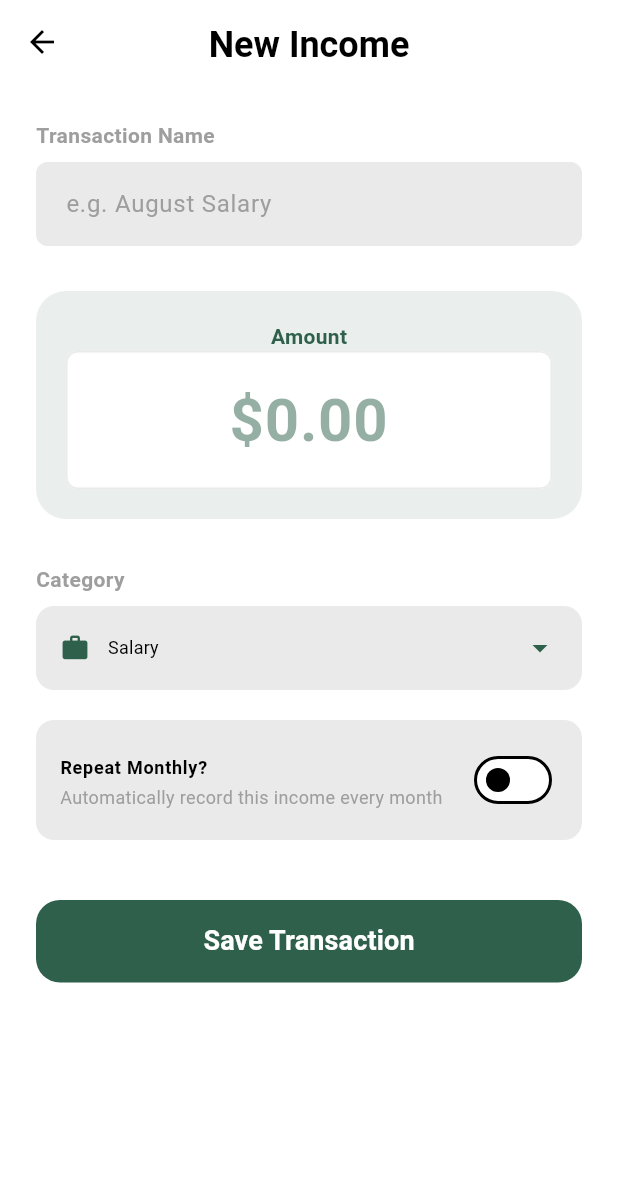
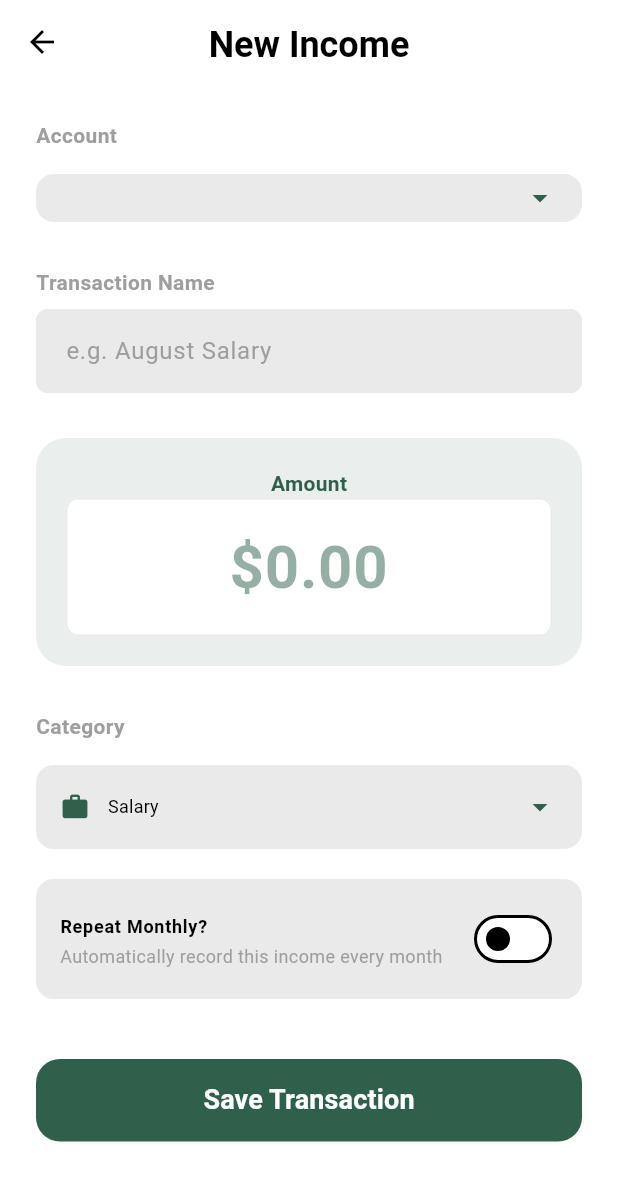
Before and after one commit to cshenglim0407/CAT-304, a Flutter app: the AddIncomePage screen opened directly with empty values, after a tap on "Save Transaction", on a phone screen of 412 x 824 dp. Shown: the top 1181 px of the screen. Run offline on Flutter 3.47's test engine with Material 3 defaults, Android fonts, the phone set to English and light mode, and no system bars; our stand-ins replace file_picker, flutter_dotenv, google_sign_in, shared_preferences, supabase_flutter; accounts and stored records are empty.

Commit message:
add: account field

```diff
--- a/mobile/lib/presentation/pages/expense_entry_ocr/add_income.dart
+++ b/mobile/lib/presentation/pages/expense_entry_ocr/add_income.dart
@@ -4,8 +4,13 @@ import 'package:cashlytics/presentation/themes/typography.dart';
 
 class AddIncomePage extends StatefulWidget {
   final String accountName;
+  final List<String> availableAccounts;
 
-  const AddIncomePage({super.key, required this.accountName});
+  const AddIncomePage({
+    super.key,
+    required this.accountName,
+    required this.availableAccounts,
+  });
 
   @override
   State<AddIncomePage> createState() => _AddIncomePageState();
@@ -18,6 +23,7 @@ class _AddIncomePageState extends State<AddIncomePage> {
   // 1. New variable for the Recurrent feature
   bool _isRecurrent = false;
 
+  String? _selectedAccount;
   String _selectedCategory = 'Salary';
   final List<String> _categories = [
     'Salary',
@@ -30,6 +36,12 @@ class _AddIncomePageState extends State<AddIncomePage> {
     'Sale',
     'Other',
   ];
+
+  @override
+  void initState() {
+    super.initState();
+    _selectedAccount = widget.accountName;
+  }
 
   @override
   void dispose() {
@@ -73,7 +85,7 @@ class _AddIncomePageState extends State<AddIncomePage> {
       'category': _selectedCategory,
       'isRecurrent': _isRecurrent, // The new boolean flag
       'date': DateTime.now(), // defaulting to now
-      'accountName': widget.accountName,
+      'accountName': _selectedAccount ?? widget.accountName,
     };
 
     Navigator.pop(context, newTransaction);
@@ -106,7 +118,42 @@ class _AddIncomePageState extends State<AddIncomePage> {
         child: Column(
           crossAxisAlignment: CrossAxisAlignment.start,
           children: [
-            // --- 1. Transaction Name Input ---
+            // --- 1. Account Dropdown (Read-Only) ---
+            _buildLabel("Account"),
+            const SizedBox(height: 8),
+            Container(
+              padding: const EdgeInsets.symmetric(horizontal: 16, vertical: 4),
+              decoration: BoxDecoration(
+                color: fieldColor,
+                borderRadius: BorderRadius.circular(12),
+              ),
+              child: DropdownButtonHideUnderline(
+                child: DropdownButton<String>(
+                  value: _selectedAccount ?? widget.accountName,
+                  isExpanded: true,
+                  icon: Icon(Icons.arrow_drop_down, color: primaryColor),
+                  dropdownColor: AppColors.white,
+                  // can select all accounts
+                  items: widget.availableAccounts
+                      .map(
+                        (acc) => DropdownMenuItem(
+                          value: acc,
+                          child: Text(
+                            acc,
+                            style: AppTypography.bodySmall.copyWith(
+                              color: primaryTextColor,
+                            ),
+                          ),
+                        ),
+                      )
+                      .toList(),
+                  onChanged: (val) => setState(() => _selectedAccount = val!),
+                ),
+              ),
+            ),
+            const SizedBox(height: 30),
+
+            // --- 2. Transaction Name Input ---
             _buildLabel("Transaction Name"),
             TextField(
               controller: _transactionNameController,
@@ -114,7 +161,7 @@ class _AddIncomePageState extends State<AddIncomePage> {
             ),
             const SizedBox(height: 30),
 
-            // --- 2. Amount Input ---
+            // --- 3. Amount Input ---
             Container(
               padding: const EdgeInsets.all(20),
               decoration: BoxDecoration(
@@ -155,13 +202,8 @@ class _AddIncomePageState extends State<AddIncomePage> {
             ),
             const SizedBox(height: 30),
 
-            // --- 3. Category Dropdown ---
-            Text(
-              "Category",
-              style: AppTypography.labelLarge.copyWith(
-                color: secondaryTextColor,
-              ),
-            ),
+            // --- 4. Category Dropdown ---
+            _buildLabel("Category"),
             const SizedBox(height: 8),
             Container(
               padding: const EdgeInsets.symmetric(horizontal: 16, vertical: 4),
@@ -202,7 +244,7 @@ class _AddIncomePageState extends State<AddIncomePage> {
             ),
             const SizedBox(height: 20),
 
-            // --- 4. Recurrent Switch (New Feature) ---
+            // --- 5. Recurrent Switch (New Feature) ---
             Container(
               decoration: BoxDecoration(
                 color: fieldColor,
--- a/mobile/lib/presentation/pages/income_expense_management/account.dart
+++ b/mobile/lib/presentation/pages/income_expense_management/account.dart
@@ -371,11 +371,15 @@ class _AccountPageState extends State<AccountPage> {
 
   // --- NAVIGATION HELPERS (ADD) ---
   Future<void> _navigateToAddIncome(Map<String, dynamic> account) async {
+    final List<String> allAccountNames = _myAccounts
+        .map((acc) => acc['name'] as String)
+        .toList();
     final result = await Navigator.push(
       context,
       MaterialPageRoute(
         builder: (context) => AddIncomePage(
           accountName: account['name']?.toString() ?? 'Account',
+          availableAccounts: allAccountNames,
         ),
       ),
     );
```
